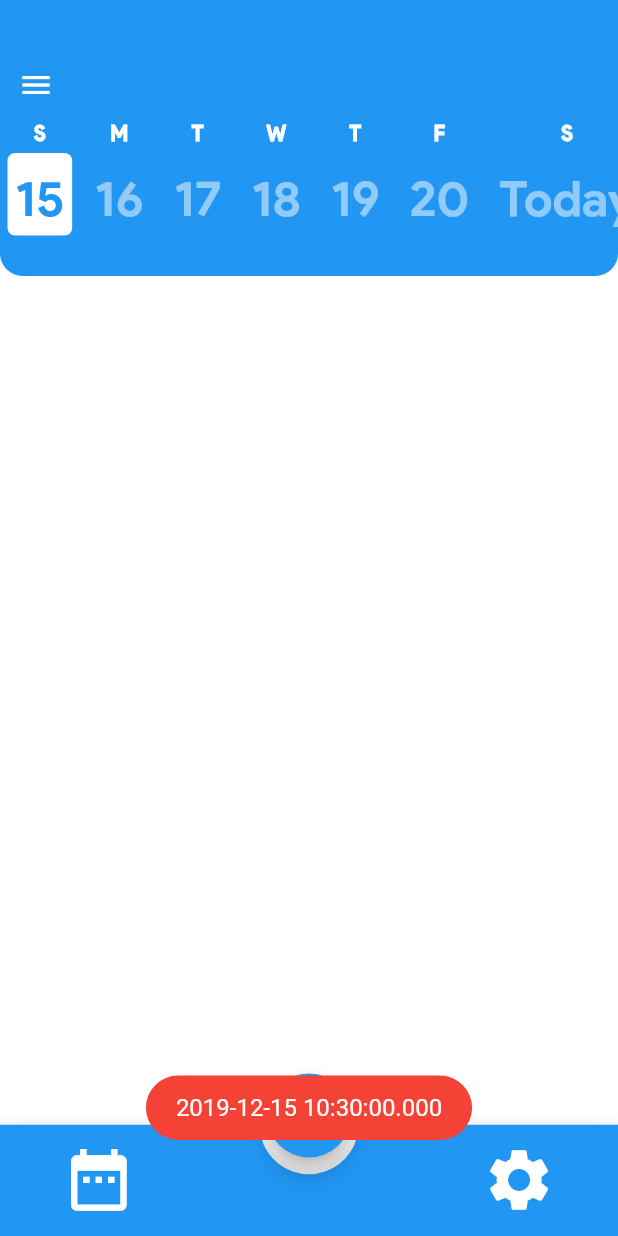
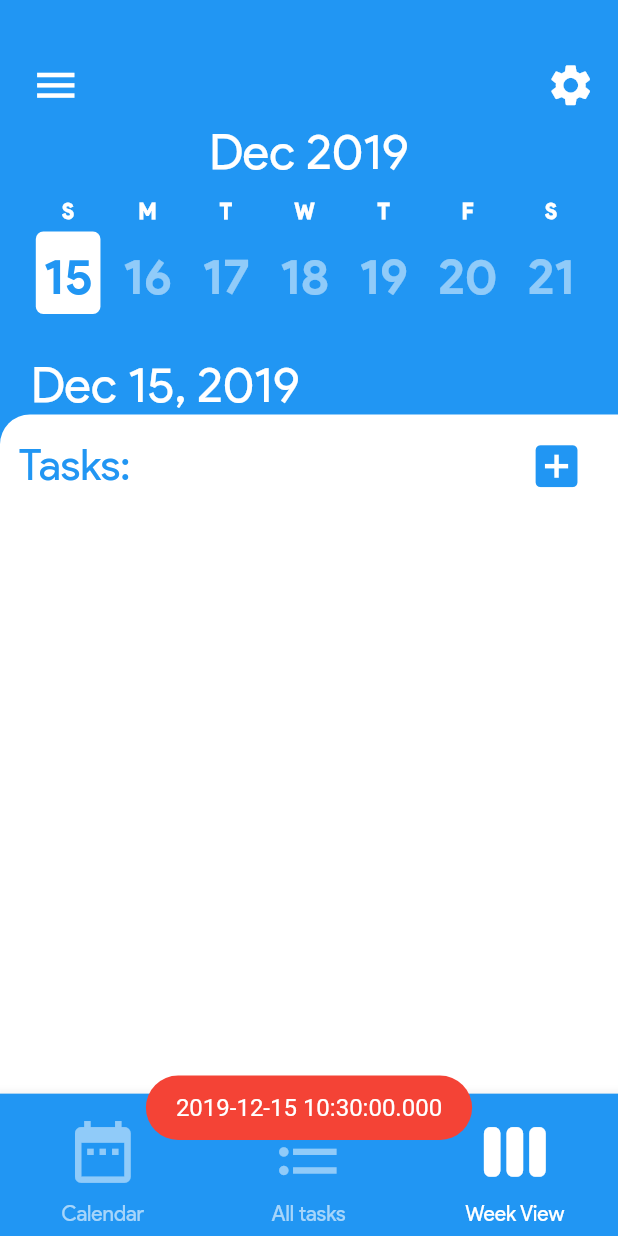
Before and after one commit to CreativelyLogical/todolist-app, a Flutter app: the screen it shows after launch, after a tap on "15", on a phone screen of 412 x 824 dp. Run offline on Flutter 3.47's test engine with Material 2 defaults, Android fonts, the phone set to English and light mode, and no system bars; our stand-ins replace circular_check_box, convex_bottom_bar, fluttertoast, sqflite; missing offline and left inert: flutter_picker; accounts and stored records are empty.

Commit message:
implemented the new design, which revolves around the bottom nav bar

```diff
--- a/lib/screens/add_task_fullscreen.dart
+++ b/lib/screens/add_task_fullscreen.dart
@@ -413,7 +413,7 @@ class _AddTaskFullScreenState extends State<AddTaskFullScreen> {
                   mainAxisAlignment: MainAxisAlignment.spaceBetween,
                   children: <Widget>[
                     Text(
-                      'Remind me about this:',
+                      'Remind me:',
                       style: TextStyle(
                         color: kGrey,
                         fontSize: SizeConfig.blockSizeVertical * 3.5,
--- a/lib/screens/task_screen.dart
+++ b/lib/screens/task_screen.dart
@@ -61,6 +61,7 @@ class _TaskScreenState extends State<TaskScreen> {
 
   @override
   Widget build(BuildContext context) {
+    print(context);
     SizeConfig().init(context);
     print('The height of this device is ${SizeConfig.screenHeight}');
     print('The width of this device is ${SizeConfig.screenWidth}');
@@ -82,63 +83,110 @@ class _TaskScreenState extends State<TaskScreen> {
     return Scaffold(
         floatingActionButton: Padding(
           padding: EdgeInsets.only(bottom: SizeConfig.blockSizeVertical * 1.5),
-          child: FloatingActionButton(
-            onPressed: () {
-              Navigator.push(context,
-                  MaterialPageRoute(builder: (context) => AddTaskFullScreen()));
-//              showDialog(
-//                context: context,
-//                builder: (context) => AddTaskDialog(),
-//              );
-//              showModalBottomSheet(
-//                isScrollControlled: true,
-//                context: context,
-//                shape: RoundedRectangleBorder(
-//                  borderRadius: BorderRadius.only(
-//                      topLeft: Radius.circular(40.0),
-//                      topRight: Radius.circular(40.0)),
-//                ),
-//                builder: (context) => AddTaskScreen(),
-//              );
-//                backgroundColor: Colors.white);
-            },
-            backgroundColor: kBlue,
-            child: Icon(Icons.add, color: Colors.white),
+//          child: FloatingActionButton(
+//            onPressed: () {
+//              Navigator.push(context,
+//                  MaterialPageRoute(builder: (context) => AddTaskFullScreen()));
+////              showDialog(
+////                context: context,
+////                builder: (context) => AddTaskDialog(),
+////              );
+////              showModalBottomSheet(
+////                isScrollControlled: true,
+////                context: context,
+////                shape: RoundedRectangleBorder(
+////                  borderRadius: BorderRadius.only(
+////                      topLeft: Radius.circular(40.0),
+////                      topRight: Radius.circular(40.0)),
+////                ),
+////                builder: (context) => AddTaskScreen(),
+////              );
+////                backgroundColor: Colors.white);
+//            },
+//            backgroundColor: kBlue,
+//            child: Icon(Icons.add, color: Colors.white),
+//          ),
         ),
-        ),
-        floatingActionButtonLocation: FloatingActionButtonLocation.centerDocked,
+//        floatingActionButtonLocation: FloatingActionButtonLocation.centerDocked,
 //        backgroundColor: Color.fromRGBO(66, 99, 236, 1.0),
 //        appBar: AppBar(
 //          title: Text('Todo'),
-        backgroundColor: kWhite,
+        backgroundColor: kBlue,
 //        backgroundColor: Colors.lightBlueAccent,
 //        ),
         bottomNavigationBar: BottomAppBar(
-          notchMargin: 5.0,
+//          notchMargin: 5.0,
           child: Container(
-            height: SizeConfig.blockSizeVertical * 9,
+            height: SizeConfig.screenHeight * 0.115,
             child: Row(
               mainAxisSize: MainAxisSize.max,
-              mainAxisAlignment: MainAxisAlignment.spaceBetween,
+              mainAxisAlignment: MainAxisAlignment.spaceAround,
+              children: <Widget>[
+                Column(
+//                  crossAxisAlignment: CrossAxisAlignment.center,
+                  mainAxisSize: MainAxisSize.min,
+                  crossAxisAlignment: CrossAxisAlignment.center,
                   children: <Widget>[
                     IconButton(
-                  padding: EdgeInsets.only(
-                      left: SizeConfig.blockSizeHorizontal * 10),
+//                      padding: EdgeInsets.only(
+//                          left: SizeConfig.blockSizeHorizontal * 10),
                       icon: Icon(
                         Icons.date_range,
+                        color: kWhite.withOpacity(0.5),
+                      ),
+                      iconSize: SizeConfig.screenHeight * 0.06,
+
+//                color: kWhite,
+                    ),
+                    Text(
+                      'Calendar',
+                      style: TextStyle(
+                        color: kWhite.withOpacity(0.6),
+                      ),
+                      textAlign: TextAlign.start,
+                    )
+                  ],
+                ),
+                Column(
+                  mainAxisSize: MainAxisSize.min,
+                  children: <Widget>[
+                    IconButton(
+                      icon: Icon(
+                        Icons.format_list_bulleted,
+                        color: kWhite.withOpacity(0.5),
+                      ),
+                      iconSize: SizeConfig.screenHeight * 0.06,
+                    ),
+                    Text(
+                      'All tasks',
+                      style: TextStyle(
+                        color: kWhite.withOpacity(0.6),
+                      ),
+                    )
+                  ],
+                ),
+                Column(
+                  mainAxisSize: MainAxisSize.min,
+                  children: <Widget>[
+                    IconButton(
+//                      padding: EdgeInsets.only(
+//                          right: SizeConfig.blockSizeHorizontal * 10),
+                      icon: Icon(
+                        Icons.view_week,
                         color: kWhite,
                       ),
-                  iconSize: SizeConfig.blockSizeVertical * 6,
-//                color: kWhite,
+                      iconSize: SizeConfig.screenHeight * 0.06,
+                      onPressed: () {
+                        print("You're already in the week view screen");
+                      },
                     ),
-                IconButton(
-                  padding: EdgeInsets.only(
-                      right: SizeConfig.blockSizeHorizontal * 10),
-                  icon: Icon(
-                    Icons.settings,
+                    Text(
+                      'Week View',
+                      style: TextStyle(
                         color: kWhite,
                       ),
-                  iconSize: SizeConfig.blockSizeVertical * 6,
+                    ),
+                  ],
                 )
               ],
             ),
@@ -149,7 +197,7 @@ class _TaskScreenState extends State<TaskScreen> {
           shape: CircularNotchedRectangle(),
         ),
         body: Column(
-          crossAxisAlignment: CrossAxisAlignment.start,
+          crossAxisAlignment: CrossAxisAlignment.center,
           children: <Widget>[
             WeekView(
               setStateCallback: () {
@@ -157,6 +205,17 @@ class _TaskScreenState extends State<TaskScreen> {
                   print('setState has been called in task screen');
                 });
               },
+            ),
+            Container(
+              padding: EdgeInsets.only(left: SizeConfig.screenWidth * 0.05),
+              alignment: Alignment.centerLeft,
+              child: Text(
+                '${TaskScreen.selectedDay.toString()}',
+                style: TextStyle(
+                  color: kWhite,
+                  fontSize: SizeConfig.screenHeight * 0.04,
+                ),
+              ),
             ),
 
 //            Container(
@@ -266,20 +325,21 @@ class _TaskScreenState extends State<TaskScreen> {
 //            ),
             Expanded(
               child: Container(
-                margin: EdgeInsets.only(
-//                    bottom: SizeConfig.screenHeight * 0.06,
-                    left: SizeConfig.screenWidth * 0.03,
-                    right: SizeConfig.screenWidth * 0.03),
+//                margin: EdgeInsets.only(
+////                    bottom: SizeConfig.screenHeight * 0.06,
+//                    left: SizeConfig.screenWidth * 0.03,
+//                    right: SizeConfig.screenWidth * 0.03),
+//                color: kWhite,
                 decoration: BoxDecoration(
-//                  color: kRallyGreen,
-                  borderRadius: BorderRadius.all(
-                    Radius.circular(15.0),
+                  color: kWhite,
+                  borderRadius: BorderRadius.only(
+                    topLeft: Radius.circular(20.0),
                   ),
                 ),
                 padding: EdgeInsets.only(
 //                      bottom: SizeConfig.blockSizeVertical * 12,
-                    left: SizeConfig.blockSizeHorizontal * 3,
-                    right: SizeConfig.blockSizeHorizontal * 3),
+                    left: SizeConfig.screenWidth * 0.03,
+                    right: SizeConfig.screenWidth * 0.03),
                 child: TaskList(),
               ),
             )
--- a/lib/widgets/day_container.dart
+++ b/lib/widgets/day_container.dart
@@ -148,9 +148,7 @@ class _DayContainerState extends State<DayContainer> {
 //                          days: widget.inputWeekday - widget.today.weekday))
 //                      .day
 //                      .toString(),
-                  Date(DateTime.now()).dateCompare(inputDay)
-                      ? 'Today'
-                      : inputDay.day.toString(),
+                  inputDay.day.toString(),
                   style: TextStyle(
 //                    color: widget.today
 //                                .add(Duration(
--- a/lib/widgets/task_list.dart
+++ b/lib/widgets/task_list.dart
@@ -5,6 +5,7 @@ import 'package:my_todo/size_config.dart';
 import 'package:circular_check_box/circular_check_box.dart';
 import 'package:my_todo/models/task.dart';
 import 'package:my_todo/constants.dart';
+import 'package:my_todo/screens/add_task_fullscreen.dart';
 
 class TaskList extends StatelessWidget {
   @override
@@ -52,6 +53,42 @@ class TaskList extends StatelessWidget {
         return Column(
           crossAxisAlignment: CrossAxisAlignment.start,
           children: <Widget>[
+            Container(
+              padding: EdgeInsets.symmetric(
+                  vertical: SizeConfig.screenHeight * 0.01),
+              height: SizeConfig.screenHeight * 0.08,
+              child: Row(
+                mainAxisAlignment: MainAxisAlignment.spaceBetween,
+                crossAxisAlignment: CrossAxisAlignment.center,
+                children: <Widget>[
+                  Text(
+                    'Tasks: ',
+                    style: TextStyle(
+                      color: kBlue,
+                      fontSize: SizeConfig.screenHeight * 0.035,
+                    ),
+                  ),
+                  IconButton(
+                    icon: Icon(
+                      Icons.add_box,
+                      size: SizeConfig.screenHeight * 0.045,
+                      color: kBlue,
+                    ),
+                    iconSize: SizeConfig.screenHeight * 0.05,
+                    onPressed: () {
+                      print('add icon pressed');
+                      Navigator.push(
+                          context,
+                          MaterialPageRoute(
+                              builder: (context) => AddTaskFullScreen()));
+                    },
+                  )
+                ],
+              ),
+            ),
+//            SizedBox(
+//              height: SizeConfig.screenHeight * 0.01,
+//            ),
             Expanded(
               child: snapshot.data == null
                   ? Container()
@@ -70,7 +107,7 @@ class TaskList extends StatelessWidget {
                       },
                       separatorBuilder: (BuildContext context, int index) =>
                           Divider(
-                        height: SizeConfig.blockSizeVertical * 1.8,
+                        height: SizeConfig.screenHeight * 0.02,
                         color: kWhite,
                       ),
                       itemCount: snapshot.data.length,
@@ -96,24 +133,26 @@ class ListTile extends StatelessWidget {
     SizeConfig().init(context);
     return Container(
       margin: EdgeInsets.only(
-          bottom: SizeConfig.blockSizeVertical * 0.3,
-          top: SizeConfig.blockSizeVertical * 0.3),
+//        bottom: SizeConfig.blockSizeVertical * 0.3,
+//        top: SizeConfig.blockSizeVertical * 0.3,
+          ),
       decoration: BoxDecoration(
-        color: kBlue,
-        borderRadius: BorderRadius.all(Radius.circular(15.0)),
-//          boxShadow: [
-//            BoxShadow(
-//              color: kDarkRallyGreen,
-//              blurRadius: 5.0,
-//            ),
-//          ]
+          color: kWhite,
+          borderRadius: BorderRadius.all(Radius.circular(10.0)),
+          boxShadow: [
+            BoxShadow(
+              color: Colors.grey.shade400,
+              blurRadius: 10.0,
+              offset: Offset(1, 4),
+            ),
+          ]
 //        color: isChecked ? Colors.grey.shade200 : null,
-      ),
+          ),
       padding: EdgeInsets.only(
           left: SizeConfig.screenWidth * 0.05,
-          right: 20.0,
-          top: SizeConfig.screenHeight * 0.015,
-          bottom: SizeConfig.screenHeight * 0.015),
+          right: SizeConfig.screenWidth * 0.05,
+          top: SizeConfig.screenHeight * 0.008,
+          bottom: SizeConfig.screenHeight * 0.008),
       child: Column(
         children: <Widget>[
           Row(
@@ -125,7 +164,7 @@ class ListTile extends StatelessWidget {
                   icon: isChecked
                       ? Icon(
                           Icons.check,
-                          color: kWhite,
+                          color: kBlue,
                           size: SizeConfig.blockSizeVertical * 4,
                         )
                       : null,
@@ -139,7 +178,7 @@ class ListTile extends StatelessWidget {
                 style: TextStyle(
                   fontSize: 20.0,
 //                  color: isChecked ? kLightBlueAccent : kLightBlueAccent,
-                  color: kWhite,
+                  color: kBlue,
                   fontWeight: FontWeight.w700,
                   fontFamily: 'Nunito',
                   decoration: isChecked ? TextDecoration.lineThrough : null,
@@ -162,11 +201,9 @@ class CircleCheckBox extends StatelessWidget {
   Widget build(BuildContext context) {
     return CircleAvatar(
       radius: SizeConfig.blockSizeVertical * 2.4,
-      backgroundColor: icon == null
-          ? Colors.grey.shade400
-          : kLightBlueAccent.withOpacity(0.0),
+      backgroundColor: icon == null ? kBlue : kLightBlueAccent.withOpacity(0.0),
       child: CircleAvatar(
-        radius: SizeConfig.blockSizeVertical * 2.3,
+        radius: SizeConfig.blockSizeVertical * 2.2,
         backgroundColor:
             icon == null ? kWhite : kLightBlueAccent.withOpacity(0.0),
         child: icon,
--- a/lib/widgets/week_view.dart
+++ b/lib/widgets/week_view.dart
@@ -21,16 +21,27 @@ class WeekView extends StatelessWidget {
       ),
       child: Column(
         textBaseline: TextBaseline.alphabetic,
-        crossAxisAlignment: CrossAxisAlignment.start,
+        crossAxisAlignment: CrossAxisAlignment.center,
         children: <Widget>[
           Row(
+            mainAxisAlignment: MainAxisAlignment.spaceBetween,
             children: <Widget>[
               IconButton(
+                padding: EdgeInsets.only(left: SizeConfig.screenWidth * 0.05),
                 icon: Icon(
                   Icons.menu,
                   color: kWhite,
+                  size: SizeConfig.blockSizeVertical * 4,
                 ),
               ),
+              IconButton(
+                padding: EdgeInsets.only(right: SizeConfig.screenWidth * 0.05),
+                icon: Icon(
+                  Icons.settings,
+                  color: kWhite,
+                  size: SizeConfig.blockSizeVertical * 4,
+                ),
+              )
 //              Expanded(
 //                child: Align(
 //                  alignment: Alignment.center,
@@ -48,42 +59,40 @@ class WeekView extends StatelessWidget {
           ),
           Row(
             children: <Widget>[
-//              Expanded(
-//                child: Padding(
-//                  padding: EdgeInsets.only(
-////                    top: SizeConfig.screenHeight * 0.035,
-//                    bottom: 5,
-//                  ),
-//                  child: Text(
-//                    TaskScreen.selectedDay.month,
-//                    style: TextStyle(
-//                      color: kWhite,
-//                      fontSize: 30.0,
-//                    ),
-//                    textAlign: TextAlign.center,
-//                  ),
-//                ),
-//              )
+              Expanded(
+                child: Padding(
+                  padding: EdgeInsets.only(
+//                    top: SizeConfig.screenHeight * 0.035,
+                    bottom: SizeConfig.screenHeight * 0.015,
+//                    left: SizeConfig.screenWidth * 0.05,
+                  ),
+                  child: Text(
+                    '${TaskScreen.selectedDay.month} ${TaskScreen.selectedDay.year}',
+                    style: TextStyle(
+                      color: kWhite,
+                      fontSize: SizeConfig.blockSizeVertical * 4,
+                    ),
+                    textAlign: TextAlign.center,
+                  ),
+                ),
+              )
             ],
           ),
-          Padding(
-            padding: EdgeInsets.only(
-//                      left: SizeConfig.screenWidth * 0.05,
-//                      bottom: SizeConfig.screenHeight * 0.015,
-                ),
-            child: SizedBox(
+          SizedBox(
             height: SizeConfig.screenHeight * 0.125,
             child: Container(
+                alignment: Alignment.center,
 //                          color: kLightBlueAccent,
 //                    margin: EdgeInsets.only(bottom: 10.0),
 //                    padding: EdgeInsets.only(bottom: 15.0),
-                  child: ListView(
+                child: SingleChildScrollView(
                   scrollDirection: Axis.horizontal,
 //                crossAxisAlignment: CrossAxisAlignment.center,
 //                mainAxisAlignment: MainAxisAlignment.center,
 //                        mainAxisAlignment: MainAxisAlignment.spaceAround,
 //                  padding: EdgeInsets.only(bottom: 20),
 //                        scrollDirection: Axis.horizontal,
+                  child: Row(
                     children: <Widget>[
                       DayContainer(
                         today: DateTime.now(),
@@ -121,8 +130,8 @@ class WeekView extends StatelessWidget {
                         setStateCallback: setStateCallback,
                       ),
                     ],
+                  ),
                 )),
-            ),
           ),
         ],
       ),
```
Lines whose indentation alone changed are shown as unchanged.
